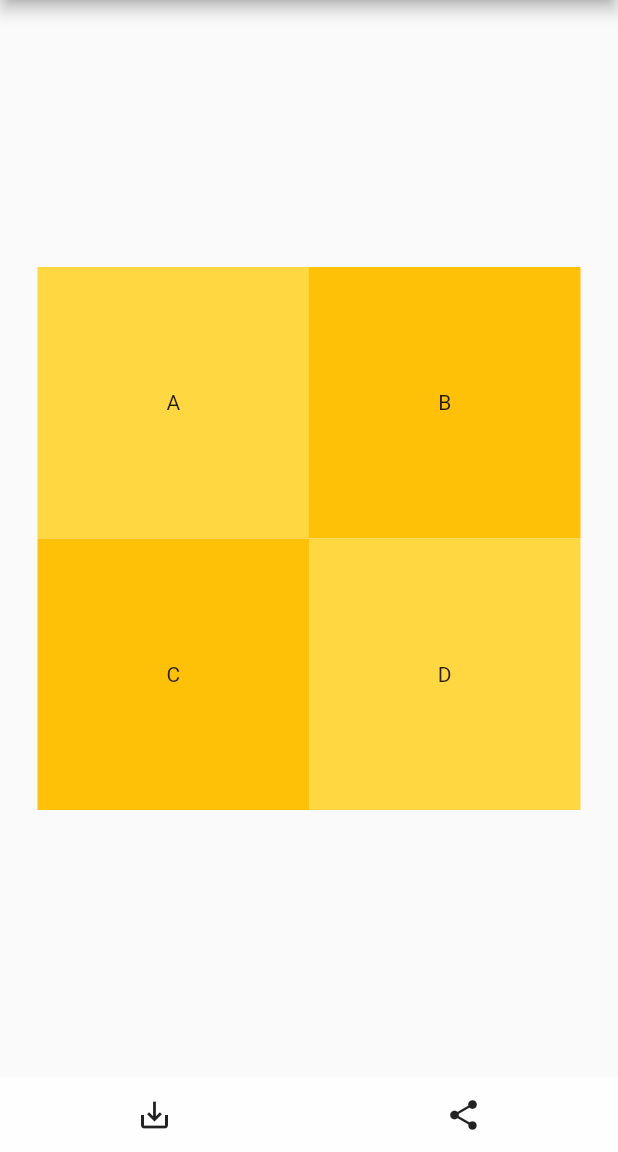
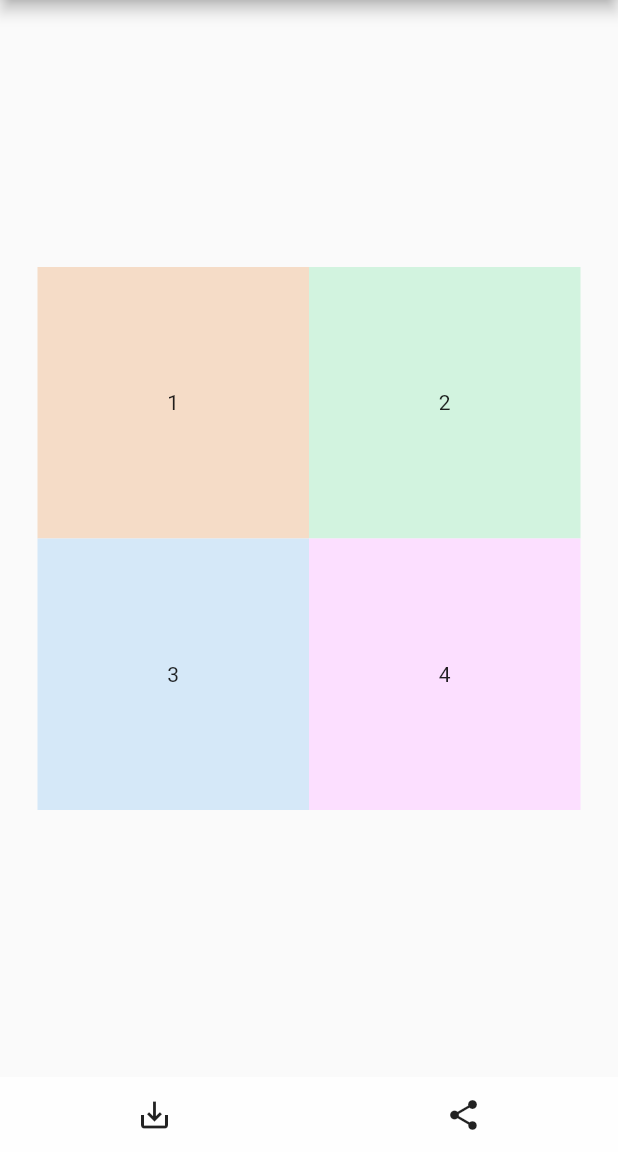
Before and after one commit to walid-ashik/lfit_flutter_app, a Flutter app: the screen it shows after launch, on a phone screen of 412 x 824 dp, the part 84-1236 px from its top. Run offline on Flutter 3.47's test engine with Material 2 defaults, Android fonts, the phone set to English and light mode, and no system bars; drawn by our look-alikes of screenshot; our stand-ins replace image_gallery_saver, image_picker.

Commit message:
load all 4 images in canvas

```diff
--- a/lib/main.dart
+++ b/lib/main.dart
@@ -4,6 +4,7 @@ import 'package:path_provider/path_provider.dart';
 import 'package:screenshot/screenshot.dart';
 import 'package:image_gallery_saver/image_gallery_saver.dart';
 import 'dart:io';
+import 'package:image_picker/image_picker.dart';
 
 void main() => runApp(MyApp());
 
@@ -29,14 +30,53 @@ class MyHomePage extends StatefulWidget {
 }
 
 class _MyHomePageState extends State<MyHomePage> {
-  File _imageFile = null;
+  File _finalImageFile = null;
   int bottomTabBarIndex = 0;
   ScreenshotController screenshotController = ScreenshotController();
+
+  File _1stImageFile = null;
+  File _2ndImageFile = null;
+  File _3rdImageFile = null;
+  File _4thImageFile = null;
+
+  double imageSize = 0;
 
   incrementBottomTabBarIndex(index) {
     setState(() {
       bottomTabBarIndex = index;
     });
+  }
+
+  Future getImage(bool firstImage, bool secondImage, bool thirdImage,
+      bool fourthImage) async {
+    print('getImageRan()');
+
+    var image = await ImagePicker.pickImage(source: ImageSource.gallery);
+
+    double screenSize = MediaQuery.of(context).size.width - 50;
+    imageSize = screenSize / 4;
+
+    setState(() {
+      print('otherwise onTap() isnt get called');
+    });
+
+    if (firstImage) {
+      setState(() {
+        _1stImageFile = image;
+      });
+    } else if (secondImage) {
+      setState(() {
+        _2ndImageFile = image;
+      });
+    } else if (thirdImage) {
+      setState(() {
+        _3rdImageFile = image;
+      });
+    } else if (fourthImage) {
+      setState(() {
+        _4thImageFile = image;
+      });
+    }
   }
 
   @override
@@ -69,9 +109,14 @@ class _MyHomePageState extends State<MyHomePage> {
               ),
             ),
             Expanded(
-              child: Container(
-                height: 50.0,
-                child: Center(child: Icon(Icons.share)),
+              child: InkWell(
+                onTap: () {
+                  print('share icon clicked');
+                },
+                child: Container(
+                  height: 50.0,
+                  child: Center(child: Icon(Icons.share)),
+                ),
               ),
             ),
           ],
@@ -93,15 +138,49 @@ class _MyHomePageState extends State<MyHomePage> {
             child: Row(
               children: <Widget>[
                 Expanded(
-                  child: Container(
-                    color: Colors.amberAccent,
-                    child: Center(child: Text('A')),
+                  child: InkWell(
+                    onTap: () {
+                      getImage(true, false, false, false);
+                    },
+                    child: Stack(
+                      children: <Widget>[
+                        Container(
+                          color: Color(0xFFF5DCC7),
+                          child: Center(child: Text('1')),
+                        ),
+                        _1stImageFile == null
+                            ? Text('')
+                            : Positioned.fill(
+                                child: Image.file(
+                                  _1stImageFile,
+                                  fit: BoxFit.cover,
+                                ),
+                              ),
+                      ],
+                    ),
                   ),
                 ),
                 Expanded(
-                  child: Container(
-                    color: Colors.amber,
-                    child: Center(child: Text('B')),
+                  child: InkWell(
+                    onTap: () {
+                      getImage(false, true, false, false);
+                    },
+                    child: Stack(
+                      children: <Widget>[
+                        Container(
+                          color: Color(0xFFD2F3DF),
+                          child: Center(child: Text('2')),
+                        ),
+                        _2ndImageFile == null
+                            ? Text('')
+                            : Positioned.fill(
+                                child: Image.file(
+                                  _2ndImageFile,
+                                  fit: BoxFit.cover,
+                                ),
+                              ),
+                      ],
+                    ),
                   ),
                 ),
               ],
@@ -112,15 +191,49 @@ class _MyHomePageState extends State<MyHomePage> {
             child: Row(
               children: <Widget>[
                 Expanded(
-                  child: Container(
-                    color: Colors.amber,
-                    child: Center(child: Text('C')),
+                  child: InkWell(
+                    onTap: () {
+                      getImage(false, false, true, false);
+                    },
+                    child: Stack(
+                      children: <Widget>[
+                        Container(
+                          color: Color(0xFFD5E8F8),
+                          child: Center(child: Text('3')),
+                        ),
+                        _3rdImageFile == null
+                            ? Text('')
+                            : Positioned.fill(
+                                child: Image.file(
+                                  _3rdImageFile,
+                                  fit: BoxFit.cover,
+                                ),
+                              ),
+                      ],
+                    ),
                   ),
                 ),
                 Expanded(
-                  child: Container(
-                    color: Colors.amberAccent,
-                    child: Center(child: Text('D')),
+                  child: InkWell(
+                    onTap: () {
+                      getImage(false, false, false, true);
+                    },
+                    child: Stack(
+                      children: <Widget>[
+                        Container(
+                          color: Color(0xFFFCDFFF),
+                          child: Center(child: Text('4')),
+                        ),
+                        _4thImageFile == null
+                            ? Text('')
+                            : Positioned.fill(
+                                child: Image.file(
+                                  _4thImageFile,
+                                  fit: BoxFit.cover,
+                                ),
+                              ),
+                      ],
+                    ),
                   ),
                 ),
               ],
@@ -132,19 +245,28 @@ class _MyHomePageState extends State<MyHomePage> {
   }
 
   void takeScreenShot() async {
-
-    final directory = (await getApplicationDocumentsDirectory ()).path; //from path_provide package
+    final directory = (await getApplicationDocumentsDirectory())
+        .path; //from path_provide package
     String fileName = DateTime.now().toIso8601String();
     final path = '$directory/$fileName.png';
 
-    screenshotController.capture(path: path, pixelRatio: 50.0).then((File imageFile) async {
+    screenshotController
+        .capture(path: path, pixelRatio: 5.0)
+        .then((File imageFile) async {
       setState(() {
-        _imageFile = imageFile;
+        _finalImageFile = imageFile;
       });
 
       final result =
-          await ImageGallerySaver.saveImage(_imageFile.readAsBytesSync());
+          await ImageGallerySaver.saveImage(_finalImageFile.readAsBytesSync());
       print('image has been saved');
     });
   }
 }
+
+/*
+first color: Color(0xFFF5DCC7),
+second color: Color(0xFFD2F3DF)
+third color: Color(0xFFD5E8F8)
+fourth color: Color(0xFFFCDFFF)
+ */
--- a/pubspec.yaml
+++ b/pubspec.yaml
@@ -25,6 +25,7 @@ dependencies:
   # The following adds the Cupertino Icons font to your application.
   # Use with the CupertinoIcons class for iOS style icons.
   cupertino_icons: ^0.1.2
+  image_picker: ^0.6.3+1
 
 dev_dependencies:
   flutter_test:
```
Also changed, not shown: pubspec.lock, 2 other files.
